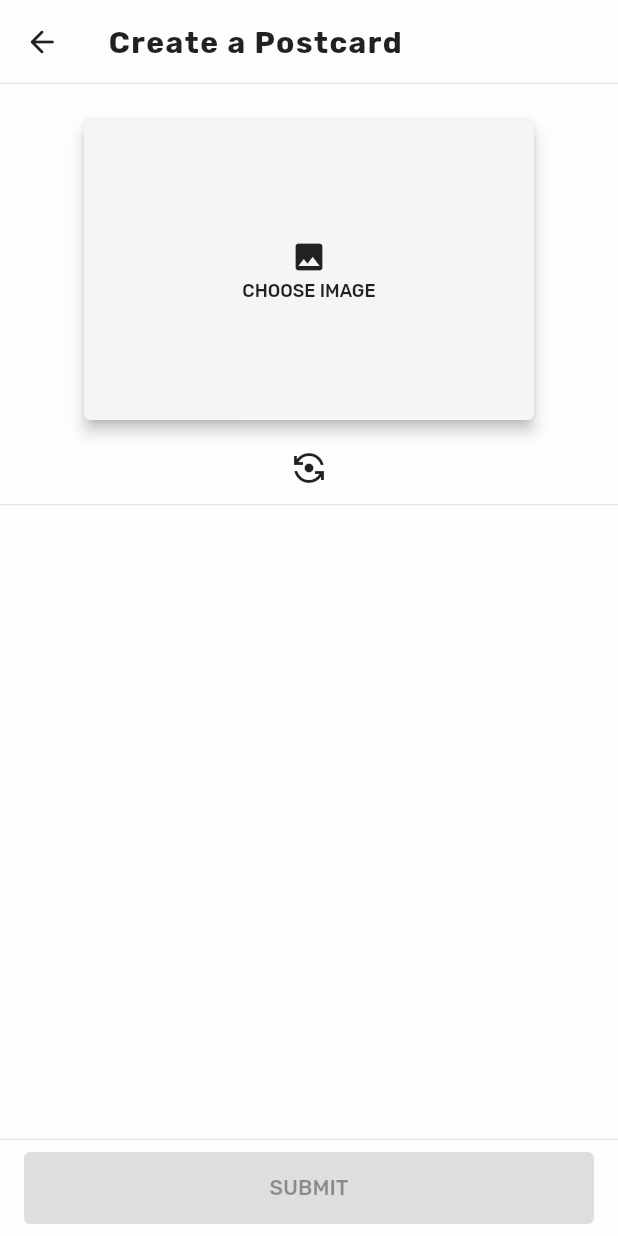
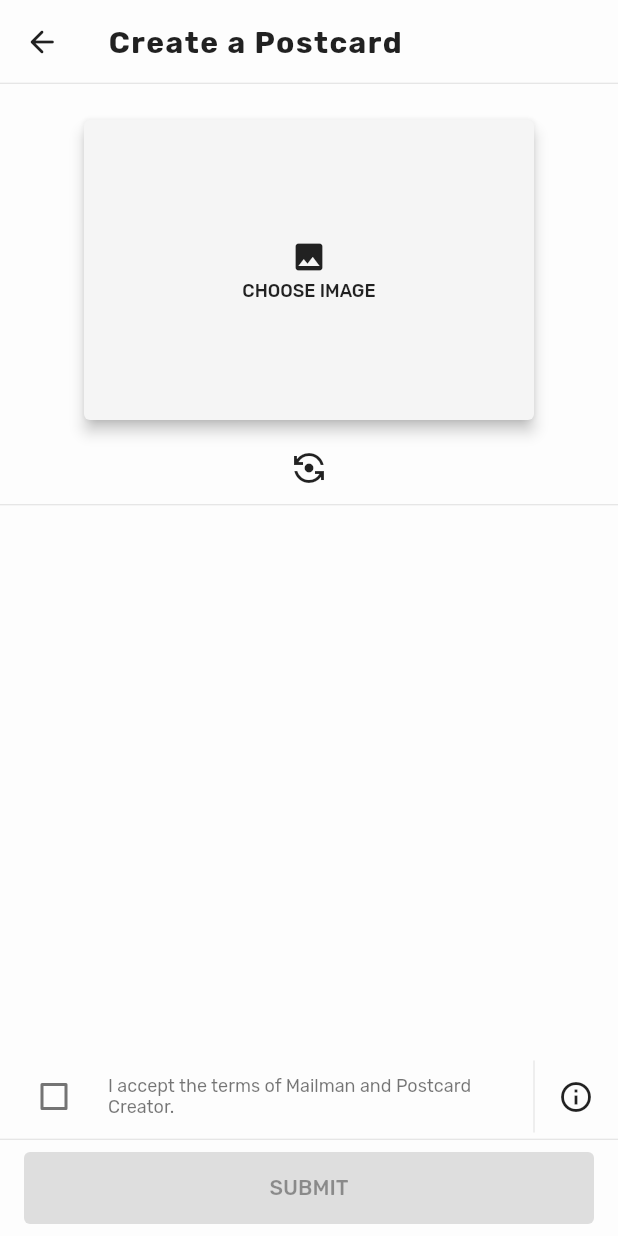
Before and after one commit to chdabre/mailman-app, a Flutter app: the CreatePostcardRoute screen opened by its route, on a phone screen of 412 x 824 dp. Run offline on Flutter 3.47's test engine with Material 2 defaults, Android fonts, the phone set to English and light mode, and no system bars; drawn by our look-alikes of flip_card; our stand-ins replace bloc, cached_network_image, device_info, dio, equatable, firebase_core and 14 more; missing offline and left inert: flutter_inappwebview, oauth2_client; accounts and stored records are empty; generated files the repository leaves out were written again.

Commit message:
add terms info, bump version

```diff
--- /dev/null
+++ b/lib/components/terms_button.dart
@@ -0,0 +1,37 @@
+import 'package:flutter/material.dart';
+import 'package:flutter_inappwebview/flutter_inappwebview.dart';
+import 'package:flutter_gen/gen_l10n/app_localizations.dart';
+
+class TermsButton extends StatefulWidget {
+  const TermsButton({Key? key,}) : super(key: key);
+  @override
+  State<TermsButton> createState() => _TermsButtonState();
+}
+
+class _TermsButtonState extends State<TermsButton> {
+  final _browser = ChromeSafariBrowser();
+
+  @override
+  Widget build(BuildContext context) {
+    return InkWell(
+      onTap: () {
+        _browser.open(
+          url: Uri.parse(AppLocalizations.of(context)!.termsUrl),
+          options: ChromeSafariBrowserClassOptions(
+            android: AndroidChromeCustomTabsOptions(
+              enableUrlBarHiding: true,
+              addDefaultShareMenuItem: false,
+            ),
+            ios: IOSSafariOptions(
+              presentationStyle: IOSUIModalPresentationStyle.POPOVER,
+            ),
+          ),
+        );
+      },
+      child: const Padding(
+        padding: EdgeInsets.all(16.0),
+        child: Icon(Icons.info_outline),
+      ),
+    );
+  }
+}
--- a/lib/l10n/app_de.arb
+++ b/lib/l10n/app_de.arb
@@ -15,7 +15,7 @@
   "loginDescription": "Auf deinem Mailman-Account werden deine wartenden Postkarten gespeichert. \nSpäter kannst du dein Postcard Creator-Account verbinden, um Postkarten zu versenden.",
   "loginCreateAccountSubmitButton": "Account erstellen",
   "loginLoginSubmitButton": "Anmelden",
-  "loginSwitchToLoginButton": "Ich habe bereits ein Account",
+  "loginSwitchToLoginButton": "Ich habe bereits einen Account",
   "loginSwitchToSignUpButton": "Ich habe noch keinen Account",
   "credentialsTitle": "Verbinde dein Postcard Creator-Account",
   "credentialsDescription": "Mailman verbindet sich mit deinem Postcard Creator-Account. Klicke auf den Button unten, um dich sicher bei post.ch anzumelden.",
@@ -35,6 +35,7 @@
   "authActionLogin": "Anmelden",
   "createModalTitle": "Postkarte erstellen",
   "submitPostcardButton": "Absenden",
+  "createTermsLabel": "Ich akzeptiere die Bedingungen von Mailman und Postcard Creator.",
   "senderAddressModalTitle": "Absender-Adresse",
   "recipientAddressModalTitle": "Empfänger-Adresse",
   "editMessageTitle": "Nachricht bearbeiten",
@@ -60,6 +61,7 @@
   "formFieldAddress": "Strasse, Nr.",
   "formFieldCity": "Ort",
   "formFieldZipCode": "PLZ",
+  "termsUrl": "https://mailman.imakethings.ch/privacy_policy/",
   "applicationLegalese": "Ausgedacht und umgesetzt von Dario Breitenstein.\nErmöglicht dank Open-Source-Software.\nDiese App steht in keiner Weise in Verbindung mit Post CH AG oder Postcard Creator. Verwendung in eigener Verantwortung.",
   "madeByLabel": "Made by Dario Breitenstein"
 }
--- a/lib/l10n/app_en.arb
+++ b/lib/l10n/app_en.arb
@@ -53,6 +53,7 @@
   "authActionLogin": "Log in",
   "createModalTitle": "Create a Postcard",
   "submitPostcardButton": "Submit",
+  "createTermsLabel": "I accept the terms of Mailman and Postcard Creator.",
   "senderAddressModalTitle": "Sender Address",
   "recipientAddressModalTitle": "Recipient Address",
   "editMessageTitle": "Edit Message",
@@ -85,6 +86,7 @@
   "formFieldAddress": "Street, Nr.",
   "formFieldCity": "City",
   "formFieldZipCode": "PLZ",
+  "termsUrl": "https://mailman.imakethings.ch/privacy_policy/",
   "applicationLegalese": "Created by Dario Breitenstein.\nPowered by open source software.\nThis App is in no way affiliated with Post CH AG or Postcard Creator. Use at your own discretion.",
   "madeByLabel": "Made by Dario Breitenstein"
 }
--- a/lib/routes/create_postcard/create_postcard.dart
+++ b/lib/routes/create_postcard/create_postcard.dart
@@ -8,6 +8,7 @@ import 'package:image_picker/image_picker.dart';
 import 'package:flutter_gen/gen_l10n/app_localizations.dart';
 import 'package:mailman/bloc/address/bloc.dart';
 import 'package:mailman/components/postcard_preview.dart';
+import 'package:mailman/components/terms_button.dart';
 import 'package:mailman/image_utils.dart';
 import 'package:mailman/model/postcard.dart';
 import 'package:mailman/model/rich_message_data.dart';
@@ -33,9 +34,9 @@ class CreatePostcardRoute extends StatefulWidget {
 class _CreatePostcardRouteState extends State<CreatePostcardRoute> {
   late Postcard _postcard;
 
+  final GlobalKey<PostcardPreviewState> _preview = GlobalKey();
+  bool _didAcceptTerms = false;
   bool _postcardLoading = false;
-  final GlobalKey<PostcardPreviewState> _preview = GlobalKey();
-
   bool _loading = false;
 
   @override
@@ -146,6 +147,10 @@ class _CreatePostcardRouteState extends State<CreatePostcardRoute> {
     setState(() {});
   }
 
+  bool _valid() {
+    return _postcard.isValid() && _didAcceptTerms && !_loading;
+  }
+
   void _submit(BuildContext context) async {
     _loading = true;
     setState(() {});
@@ -213,12 +218,34 @@ class _CreatePostcardRouteState extends State<CreatePostcardRoute> {
                 ),
               ),
             ),
+            IntrinsicHeight(
+              child: Row(
+                children: [
+                  Expanded(
+                    child: CheckboxListTile(
+                      title: Text(AppLocalizations.of(context)!.createTermsLabel,
+                          style: Theme.of(context).textTheme.caption,
+                      ),
+                      activeColor: Theme.of(context).primaryColor,
+                      controlAffinity: ListTileControlAffinity.leading,
+                      value: _didAcceptTerms,
+                      onChanged: (value) {
+                        _didAcceptTerms = value ?? false;
+                        setState(() {});
+                      }
+                    ),
+                  ),
+                  const VerticalDivider(width: 0, indent: 4, endIndent: 4,),
+                  const TermsButton()
+                ],
+              ),
+            ),
             const Divider(height: 1,),
             if (_loading) const LinearProgressIndicator(),
             Padding(
               padding: const EdgeInsets.symmetric(horizontal: 16.0, vertical: 8.0),
               child: ElevatedButton(
-                onPressed: _postcard.isValid() && !_loading ? () => _submit(context) : null,
+                onPressed: _valid() ? () => _submit(context) : null,
                 style: ElevatedButton.styleFrom(
                   minimumSize: const Size.fromHeight(48),
                   elevation: 0,
--- a/pubspec.yaml
+++ b/pubspec.yaml
@@ -15,7 +15,7 @@ publish_to: 'none' # Remove this line if you wish to publish to pub.dev
 # In iOS, build-name is used as CFBundleShortVersionString while build-number used as CFBundleVersion.
 # Read more about iOS versioning at
 # https://developer.apple.com/library/archive/documentation/General/Reference/InfoPlistKeyReference/Articles/CoreFoundationKeys.html
-version: 1.1.2+7
+version: 1.2.0+8
 
 environment:
   sdk: ">=2.15.0-268.8.beta <3.0.0"
@@ -61,6 +61,7 @@ dependencies:
   path_provider: ^2.0.8
   sentry_flutter: ^6.2.2
   flutter_dotenv: ^5.0.2
+  flutter_inappwebview: ^5.3.2
 
 
 dev_dependencies:
```
Also changed, not shown: lib/routes/onboarding/login_screen.dart (+15 -0 lines), pubspec.lock, 1 other file.
